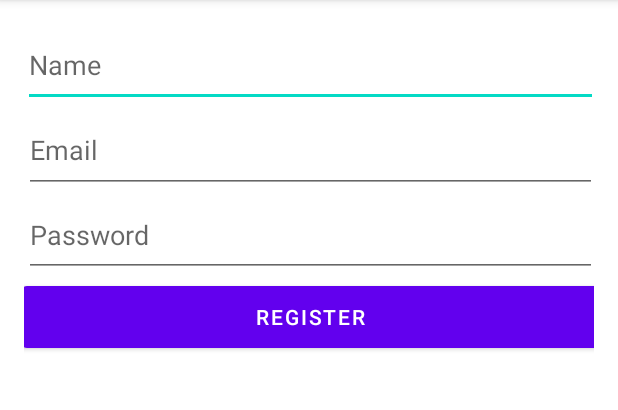
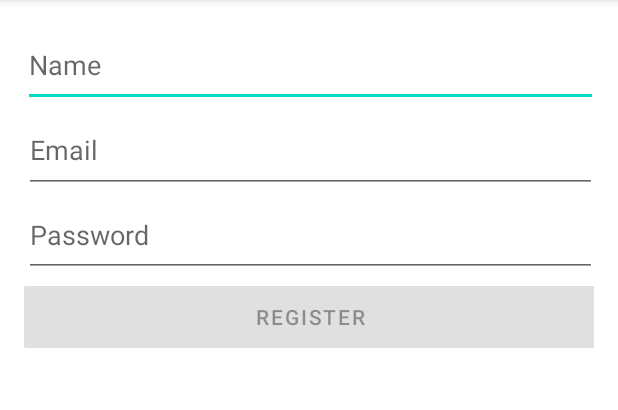
Before and after one commit to bintangns/StoryAppBangkit, an Android app: the screen it shows after launch (RegisterActivity), after a tap on "REGISTER", on a phone screen of 412 x 824 dp, the part 84-494 px from its top. Run offline under Robolectric (Android 15) with nearby library versions, the phone set to English and light mode, and no system bars; 1 other tap on this screen came first.

Commit message:
Add text watcher in login and register

```diff
--- a/app/src/main/java/com/example/storyappintermediate/DetailActivity.kt
+++ b/app/src/main/java/com/example/storyappintermediate/DetailActivity.kt
@@ -53,7 +53,7 @@ class DetailActivity : AppCompatActivity() {
                 override fun onResponse(call: Call<DetailStoryResponse>, response: Response<DetailStoryResponse>) {
                     if (response.isSuccessful) {
                         val story = response.body()?.story
-                        updateUI(story)
+                        update(story)
                     } else {
                         Toast.makeText(this@DetailActivity, "Failed to load story detail", Toast.LENGTH_SHORT).show()
                     }
@@ -65,7 +65,7 @@ class DetailActivity : AppCompatActivity() {
             })
         }
     }
-    private fun updateUI(story: Story?) {
+    private fun update(story: Story?) {
         story?.let {
             binding.tvDetailName.text = it.name
             binding.tvDetailDescription.text = it.description
--- a/app/src/main/java/com/example/storyappintermediate/LoginActivity.kt
+++ b/app/src/main/java/com/example/storyappintermediate/LoginActivity.kt
@@ -3,6 +3,8 @@ package com.example.storyappintermediate
 import android.content.Intent
 import androidx.appcompat.app.AppCompatActivity
 import android.os.Bundle
+import android.text.Editable
+import android.text.TextWatcher
 import android.view.View
 import android.widget.Toast
 import com.example.storyappintermediate.api.ApiConfig
@@ -16,6 +18,11 @@ import retrofit2.Callback
 import retrofit2.Response
 import android.view.animation.Animation;
 import android.view.animation.AnimationUtils;
+import android.widget.FrameLayout
+import applyFadeInAnimations
+import com.example.storyappintermediate.utils.createTextWatcher
+import com.example.storyappintermediate.utils.isValidEmail
+import com.example.storyappintermediate.utils.isValidPassword
 import retrofit2.Retrofit
 
 class LoginActivity : AppCompatActivity() {
@@ -28,9 +35,31 @@ class LoginActivity : AppCompatActivity() {
         setContentView(binding.root)
 
 
+        binding.btnLogin.isEnabled = false
+
+        binding.edLoginEmail.addTextChangedListener(createTextWatcher { s, _, _, _ ->
+            val email = binding.edLoginEmail.text.toString()
+            val password = binding.edLoginPassword.text.toString()
+            binding.btnLogin.isEnabled = isValidEmail(email) && isValidPassword(password)
+        })
+
+        binding.edLoginPassword.addTextChangedListener(createTextWatcher { s, _, _, _ ->
+            val email = binding.edLoginEmail.text.toString()
+            val password = binding.edLoginPassword.text.toString()
+            binding.btnLogin.isEnabled = isValidEmail(email) && isValidPassword(password)
+        })
+
+
+
         preferencesHelper = PreferencesHelper(this)
 
-        applyFadeInAnimations(this, binding)
+        val button = listOf(
+            binding.edLoginEmail,
+            binding.edLoginPassword,
+            binding.btnLogin,
+            binding.btnOpenRegister
+        )
+        applyFadeInAnimations(this, button)
 
         binding.btnLogin.setOnClickListener {
             val email = binding.edLoginEmail.text.toString()
@@ -39,7 +68,12 @@ class LoginActivity : AppCompatActivity() {
             val loginCredentials = LoginCredentials(email, password)
             val call = ApiConfig.getApiService().login(loginCredentials)
 
-            if (password.length < 8) {
+            if (!isValidEmail(email)) {
+                binding.edLoginEmail.error = "Please enter a valid email address"
+                return@setOnClickListener
+            }
+
+            if (!isValidPassword(password)) {
                 binding.edLoginPassword.error = "Password must be at least 8 characters"
                 return@setOnClickListener
             }
@@ -47,19 +81,24 @@ class LoginActivity : AppCompatActivity() {
             showLoading(true)
 
             call.enqueue(object : Callback<LoginResponse> {
-                override fun onResponse(call: Call<LoginResponse>, response: Response<LoginResponse>) {
+                override fun onResponse(
+                    call: Call<LoginResponse>,
+                    response: Response<LoginResponse>
+                ) {
                     showLoading(false)
                     if (response.isSuccessful) {
                         val loginResponse = response.body()
                         if (loginResponse?.error == false) {
                             preferencesHelper.isLoggedIn = true
                             preferencesHelper.token = loginResponse.loginResult.token
-
-
                             startActivity(Intent(this@LoginActivity, MainActivity::class.java))
                             finish()
                         } else {
-                            Toast.makeText(this@LoginActivity, loginResponse?.message, Toast.LENGTH_LONG).show()
+                            Toast.makeText(
+                                this@LoginActivity,
+                                loginResponse?.message,
+                                Toast.LENGTH_LONG
+                            ).show()
                         }
                     } else {
                         Toast.makeText(this@LoginActivity, "Login failed", Toast.LENGTH_LONG).show()
@@ -77,11 +116,13 @@ class LoginActivity : AppCompatActivity() {
             startActivity(intent)
         }
     }
+
     private fun showLoading(isLoading: Boolean) {
+        val loadingOverlay = findViewById<FrameLayout>(R.id.loading_overlay)
         if (isLoading) {
-            binding.progressBar.visibility = View.VISIBLE
+            loadingOverlay.visibility = View.VISIBLE
         } else {
-            binding.progressBar.visibility = View.GONE
+            loadingOverlay.visibility = View.GONE
         }
     }
 }
--- a/app/src/main/java/com/example/storyappintermediate/PostActivity.kt
+++ b/app/src/main/java/com/example/storyappintermediate/PostActivity.kt
@@ -95,7 +95,6 @@ class PostActivity : AppCompatActivity() {
         supportActionBar?.setDisplayShowHomeEnabled(true)
 
         binding.cameraXButton.setOnClickListener { startCameraX() }
-//        binding.cameraButton.setOnClickListener { startTakePhoto() }
         binding.galleryButton.setOnClickListener { startGallery() }
         binding.uploadButton.setOnClickListener { uploadImage() }
 
@@ -159,9 +158,6 @@ class PostActivity : AppCompatActivity() {
         launcherIntentGallery.launch(chooser)
     }
 
-    private fun startTakePhoto() {
-        Toast.makeText(this, "Fitur ini belum tersedia", Toast.LENGTH_SHORT).show()
-    }
 
     private fun uploadImage() {
         val file = reduceFileImage(getFile as File)
@@ -186,6 +182,7 @@ class PostActivity : AppCompatActivity() {
                         if (responseBody != null && !responseBody.error) {
                             Toast.makeText(this@PostActivity, responseBody.message, Toast.LENGTH_SHORT).show()
                             val intent = Intent(this@PostActivity, MainActivity::class.java)
+                            intent.flags = Intent.FLAG_ACTIVITY_CLEAR_TOP
                             startActivity(intent)
                             finish()
                         }
--- a/app/src/main/java/com/example/storyappintermediate/RegisterActivity.kt
+++ b/app/src/main/java/com/example/storyappintermediate/RegisterActivity.kt
@@ -3,13 +3,20 @@ package com.example.storyappintermediate
 import android.content.Intent
 import androidx.appcompat.app.AppCompatActivity
 import android.os.Bundle
+import android.text.Editable
+import android.text.TextWatcher
 import android.widget.Toast
+import applyFadeInAnimations
 import com.example.storyappintermediate.api.ApiConfig
+import com.example.storyappintermediate.api.RegisterCredentials
 import com.example.storyappintermediate.api.RegisterResponse
 import com.example.storyappintermediate.api.StoryApi
 import com.example.storyappintermediate.databinding.ActivityRegisterBinding
 import com.example.storyappintermediate.model.User
 import com.example.storyappintermediate.utils.PreferencesHelper
+import com.example.storyappintermediate.utils.createTextWatcher
+import com.example.storyappintermediate.utils.isValidEmail
+import com.example.storyappintermediate.utils.isValidPassword
 import retrofit2.Call
 import retrofit2.Callback
 import retrofit2.Response
@@ -19,8 +26,6 @@ import retrofit2.converter.gson.GsonConverterFactory
 class RegisterActivity : AppCompatActivity() {
     private lateinit var binding: ActivityRegisterBinding
     private lateinit var storyApi: StoryApi
-    private lateinit var preferencesHelper: PreferencesHelper
-
     override fun onCreate(savedInstanceState: Bundle?) {
         super.onCreate(savedInstanceState)
         binding = ActivityRegisterBinding.inflate(layoutInflater)
@@ -28,21 +33,45 @@ class RegisterActivity : AppCompatActivity() {
 
         storyApi = ApiConfig.getApiService()
 
+        val button = listOf(
+            binding.edRegisterName,
+            binding.edRegisterEmail,
+            binding.edRegisterPassword,
+            binding.btnRegister
+        )
+        applyFadeInAnimations(this, button)
+
+        binding.btnRegister.isEnabled = false
+
+        binding.edRegisterPassword.addTextChangedListener(createTextWatcher { s, _, _, _ ->
+            binding.btnRegister.isEnabled = isValidPassword(s.toString())
+        })
+
+
+
         supportActionBar?.setDisplayHomeAsUpEnabled(true)
         supportActionBar?.setDisplayShowHomeEnabled(true)
+
 
         binding.btnRegister.setOnClickListener {
             val name = binding.edRegisterName.text.toString()
             val email = binding.edRegisterEmail.text.toString()
             val password = binding.edRegisterPassword.text.toString()
 
-            val user = User(name, email, password)
+            val user = RegisterCredentials(name, email, password)
             val call = storyApi.register(user)
 
-            if (password.length < 8) {
+            if (!isValidEmail(email)) {
+                binding.edRegisterEmail.error = "Please enter a valid email address"
+                return@setOnClickListener
+            }
+
+            if (!isValidPassword(password)) {
                 binding.edRegisterPassword.error = "Password must be at least 8 characters"
                 return@setOnClickListener
             }
+
+
 
             call.enqueue(object : Callback<RegisterResponse> {
                 override fun onResponse(call: Call<RegisterResponse>, response: Response<RegisterResponse>) {
--- a/app/src/main/java/com/example/storyappintermediate/animation/animation.kt
+++ b/app/src/main/java/com/example/storyappintermediate/animation/animation.kt
@@ -1,44 +1,21 @@
-package com.example.storyappintermediate
-
+import android.animation.AnimatorSet
+import android.animation.ObjectAnimator
 import android.content.Context
 import android.view.View
-import android.view.animation.AnimationUtils
-import com.example.storyappintermediate.databinding.ActivityLoginBinding
 
-fun applyFadeInAnimations(context: Context, binding: ActivityLoginBinding) {
-    val fadeInAnimation = AnimationUtils.loadAnimation(context, R.anim.fade_in)
+fun applyFadeInAnimations(context: Context, views: List<View>) {
+    val animationDuration = 500L
+    val delayBetweenFields = 250L
 
-    val emailField = binding.edLoginEmail
-    val passwordField = binding.edLoginPassword
-    val loginButton = binding.btnLogin
-    val registerButton = binding.btnOpenRegister
+    views.forEachIndexed { index, view ->
+        val fadeInAnimator = ObjectAnimator.ofFloat(view, "alpha", 0f, 1f)
+        fadeInAnimator.duration = animationDuration
+        fadeInAnimator.startDelay = delayBetweenFields * index
 
-    emailField.visibility = View.INVISIBLE
-    passwordField.visibility = View.INVISIBLE
-    loginButton.visibility = View.INVISIBLE
-    registerButton.visibility = View.INVISIBLE
-
-    val animationDuration = 700L
-    fadeInAnimation.duration = animationDuration
-
-    val delayBetweenFields = 300L
-    emailField.postDelayed({
-        emailField.visibility = View.VISIBLE
-        emailField.startAnimation(fadeInAnimation)
-    }, delayBetweenFields * 1)
-
-    passwordField.postDelayed({
-        passwordField.visibility = View.VISIBLE
-        passwordField.startAnimation(fadeInAnimation)
-    }, delayBetweenFields * 2)
-
-    loginButton.postDelayed({
-        loginButton.visibility = View.VISIBLE
-        loginButton.startAnimation(fadeInAnimation)
-    }, delayBetweenFields * 3)
-
-    registerButton.postDelayed({
-        registerButton.visibility = View.VISIBLE
-        registerButton.startAnimation(fadeInAnimation)
-    }, delayBetweenFields * 4)
+        view.visibility = View.INVISIBLE
+        view.postDelayed({
+            view.visibility = View.VISIBLE
+            fadeInAnimator.start()
+        }, delayBetweenFields * index)
+    }
 }
--- a/app/src/main/java/com/example/storyappintermediate/api/Response.kt
+++ b/app/src/main/java/com/example/storyappintermediate/api/Response.kt
@@ -20,6 +20,12 @@ data class LoginCredentials(
     val password: String
 )
 
+data class RegisterCredentials(
+    val name: String,
+    val email: String,
+    val password: String
+)
+
 data class GetStoriesResponse(
     val error: Boolean,
     val message: String,
--- a/app/src/main/java/com/example/storyappintermediate/api/StoryApi.kt
+++ b/app/src/main/java/com/example/storyappintermediate/api/StoryApi.kt
@@ -7,7 +7,7 @@ import retrofit2.http.*
 
 interface StoryApi {
     @POST("v1/register")
-    fun register(@Body user: User): Call<RegisterResponse>
+    fun register(@Body user: RegisterCredentials): Call<RegisterResponse>
 
     @POST("v1/login")
     fun login(@Body credentials: LoginCredentials): Call<LoginResponse>
--- a/app/src/main/java/com/example/storyappintermediate/model/User.kt
+++ b/app/src/main/java/com/example/storyappintermediate/model/User.kt
@@ -3,5 +3,5 @@ package com.example.storyappintermediate.model
 data class User(
     val userId: String,
     val name: String,
-    val token: String
+    val token: String,
 )
--- /dev/null
+++ b/app/src/main/java/com/example/storyappintermediate/utils/ValidatorCheck.kt
@@ -0,0 +1,27 @@
+package com.example.storyappintermediate.utils
+
+import android.text.Editable
+import android.text.TextWatcher
+
+fun isValidEmail(email: String): Boolean {
+    val emailPattern = "[a-zA-Z0-9._-]+@[a-zA-Z0-9]+(\\.[a-zA-Z0-9]+)*(\\.[a-z]{2,})"
+    return email.matches(emailPattern.toRegex())
+}
+
+fun isValidPassword(password: String): Boolean {
+    return password.length >= 8
+}
+
+fun createTextWatcher(onTextChanged: (CharSequence?, Int, Int, Int) -> Unit): TextWatcher {
+    return object : TextWatcher {
+        override fun beforeTextChanged(s: CharSequence?, start: Int, count: Int, after: Int) {
+        }
+
+        override fun onTextChanged(s: CharSequence?, start: Int, before: Int, count: Int) {
+            onTextChanged(s, start, before, count)
+        }
+
+        override fun afterTextChanged(s: Editable?) {
+        }
+    }
+}
--- a/app/src/main/java/com/example/storyappintermediate/utlis.kt
+++ b/app/src/main/java/com/example/storyappintermediate/utils/utlis.kt
@@ -20,11 +20,6 @@ val timeStamp: String = SimpleDateFormat(
     FILENAME_FORMAT,
     Locale.US
 ).format(System.currentTimeMillis())
-
-fun createTempFile(context: Context): File {
-    val storageDir: File? = context.getExternalFilesDir(Environment.DIRECTORY_PICTURES)
-    return File.createTempFile(timeStamp, ".jpg", storageDir)
-}
 
 fun createFile(application: Application): File {
     val mediaDir = application.externalMediaDirs.firstOrNull()?.let {
--- a/app/src/main/res/layout/activity_detail.xml
+++ b/app/src/main/res/layout/activity_detail.xml
@@ -5,6 +5,7 @@
     android:layout_width="match_parent"
     android:layout_height="match_parent"
     android:fillViewport="true">
+
 
     <androidx.constraintlayout.widget.ConstraintLayout
         android:layout_width="match_parent"
@@ -20,7 +21,8 @@
             app:layout_constraintEnd_toEndOf="parent"
             app:layout_constraintStart_toStartOf="parent"
             app:layout_constraintTop_toTopOf="parent"
-            tools:srcCompat="@tools:sample/avatars" />
+            tools:srcCompat="@tools:sample/avatars"
+            android:transitionName="sharedElementTransition"/>
 
         <TextView
             android:id="@+id/tv_detail_name"
--- a/app/src/main/res/layout/activity_register.xml
+++ b/app/src/main/res/layout/activity_register.xml
@@ -15,7 +15,8 @@
         android:inputType="textPersonName"
         app:layout_constraintEnd_toEndOf="parent"
         app:layout_constraintStart_toStartOf="parent"
-        app:layout_constraintTop_toTopOf="parent" />
+        app:layout_constraintTop_toTopOf="parent"
+        android:alpha="0"/>
 
     <EditText
         android:id="@+id/ed_register_email"
@@ -25,7 +26,8 @@
         android:inputType="textEmailAddress"
         app:layout_constraintEnd_toEndOf="parent"
         app:layout_constraintStart_toStartOf="parent"
-        app:layout_constraintTop_toBottomOf="@id/ed_register_name" />
+        app:layout_constraintTop_toBottomOf="@id/ed_register_name"
+        android:alpha="0"/>
 
     <EditText
         android:id="@+id/ed_register_password"
@@ -35,7 +37,8 @@
         android:inputType="textPassword"
         app:layout_constraintEnd_toEndOf="parent"
         app:layout_constraintStart_toStartOf="parent"
-        app:layout_constraintTop_toBottomOf="@id/ed_register_email" />
+        app:layout_constraintTop_toBottomOf="@id/ed_register_email"
+        android:alpha="0"/>
 
     <Button
         android:id="@+id/btn_register"
@@ -44,7 +47,8 @@
         android:text="Register"
         app:layout_constraintEnd_toEndOf="parent"
         app:layout_constraintStart_toStartOf="parent"
-        app:layout_constraintTop_toBottomOf="@id/ed_register_password" />
+        app:layout_constraintTop_toBottomOf="@id/ed_register_password"
+        android:alpha="0"/>
     <ProgressBar
         android:id="@+id/progressBar"
         style="?android:attr/progressBarStyle"
```
Also changed, not shown: app/src/main/java/com/example/storyappintermediate/MainActivity.kt (+29 -5 lines), app/src/main/java/com/example/storyappintermediate/api/AuthInterceptor.kt (deleted, +0 -13 lines), app/src/main/java/com/example/storyappintermediate/story/StoryAdapter.kt (+14 -11 lines), app/src/main/res/layout/activity_login.xml (+29 -13 lines), app/src/main/res/layout/activity_main.xml (+15 -0 lines).
